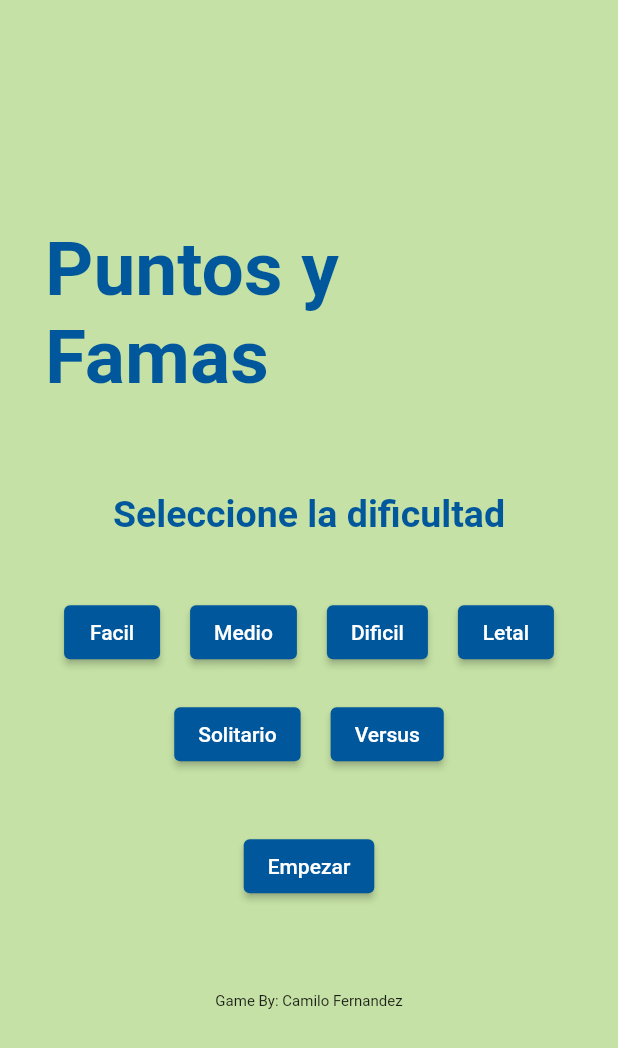
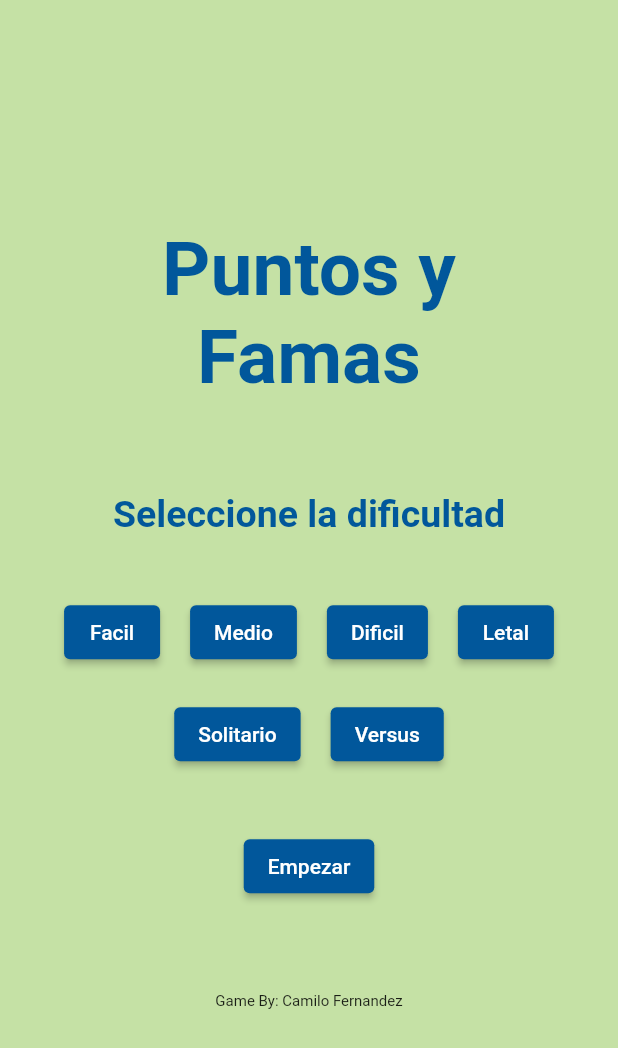
Before and after one commit to DarkfireT09/Puntos_y_Famas, a Flutter app: the screen it shows after launch, on a phone screen of 412 x 824 dp. Shown: the top 1048 px of the screen. Run offline on Flutter 3.47's test engine with Material 2 defaults, Android fonts, the phone set to English and light mode, and no system bars; our stand-ins replace confetti, get.

Commit message:
phone adaptations

```diff
--- a/lib/MyHome.dart
+++ b/lib/MyHome.dart
@@ -41,9 +41,12 @@ class _AppState extends State<App> {
               Container(
                 margin: const EdgeInsets.all(30),
 
-                child: Text(
-                  'Puntos y Famas',
-                  style: TextStyle(fontSize: 50, fontWeight: FontWeight.bold, color: Colors.lightBlue[900]),
+                child: Center(
+                  child: Text(
+                    'Puntos y Famas',
+                    style: TextStyle(fontSize: 50, fontWeight: FontWeight.bold, color: Colors.lightBlue[900]),
+                    textAlign: TextAlign.center,
+                  ),
                 ),
               ),
               Container(
--- a/lib/ui/pages/Game.dart
+++ b/lib/ui/pages/Game.dart
@@ -170,7 +170,7 @@ class _GameState extends State<Game> {
                 ),
                 Container(
                   margin: const EdgeInsets.all(30),
-                  padding: const EdgeInsets.only(left: 170, right: 170),
+                  padding: const EdgeInsets.only(left: 10, right: 10),
 
                   child: ElevatedButton.icon(
                     style: ElevatedButton.styleFrom(
--- a/lib/ui/pages/versus.dart
+++ b/lib/ui/pages/versus.dart
@@ -219,7 +219,7 @@ class _VersusState extends State<Versus> {
               ),
               Container(
                 margin: const EdgeInsets.all(30),
-                padding: const EdgeInsets.only(left: 170, right: 170),
+                padding: const EdgeInsets.only(left: 10, right: 10),
 
                 child: controller.setNumbers? null : ElevatedButton.icon(
                   style: ElevatedButton.styleFrom(
```
Also changed, not shown: pubspec.yaml (+9 -3 lines), images/spades.png (added), pubspec.lock, 23 other files.
